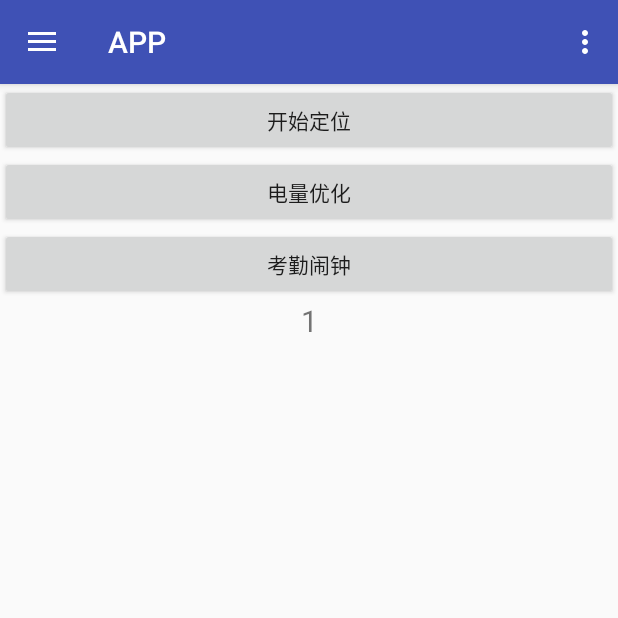
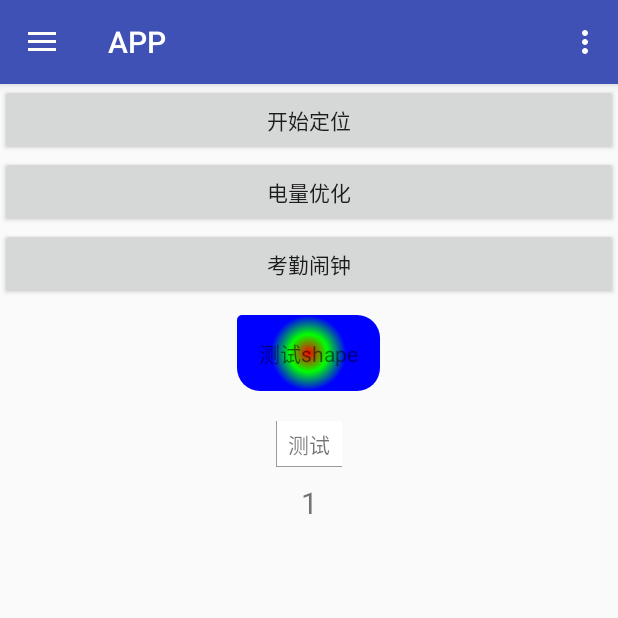
Before and after one commit to xiehui999/fuseProgram, an Android app: the fragment BaiduLocationFragment placed in its activity, on a phone screen of 412 x 824 dp, the top half of it. Run offline under Robolectric (Android 15) with nearby library versions, the phone set to English and light mode, and no system bars; our stand-ins replace ButterKnife.

Commit message:
shape and layer-list
shape and layer-list

```diff
--- /dev/null
+++ b/app/src/main/res/drawable/layer_list.xml
@@ -0,0 +1,20 @@
+<?xml version="1.0" encoding="utf-8"?>
+<layer-list xmlns:android="http://schemas.android.com/apk/res/android">
+    <item>
+        <shape>
+            <solid android:color="@color/grayLine" />
+        </shape>
+    </item>
+    <item
+        android:bottom="1px"
+        android:left="1px">
+        <shape>
+            <solid android:color="@color/white" />
+            <padding
+                android:bottom="5dp"
+                android:left="8dp"
+                android:right="8dp"
+                android:top="5dp" />
+        </shape>
+    </item>
+</layer-list>
--- /dev/null
+++ b/app/src/main/res/drawable/shape.xml
@@ -0,0 +1,26 @@
+<?xml version="1.0" encoding="utf-8"?><!--    -->
+<shape xmlns:android="http://schemas.android.com/apk/res/android"
+    android:shape="rectangle">
+    <corners
+        android:radius="15dp"
+        android:topLeftRadius="3dp" />
+    <gradient
+        android:centerColor="#00ff00"
+        android:centerX="0.5"
+        android:centerY="0.5"
+        android:endColor="#0000ff"
+        android:gradientRadius="25dp"
+        android:startColor="#ff0000"
+        android:type="radial" />
+    <!--    <solid
+            android:color="#00ff00"/>-->
+    <size
+        android:width="10dp"
+        android:height="10dp" />
+    <padding
+        android:bottom="15dp"
+        android:left="15dp"
+        android:right="15dp"
+        android:top="15dp" />
+
+</shape>
--- a/app/src/main/res/layout/locationfragment.xml
+++ b/app/src/main/res/layout/locationfragment.xml
@@ -25,6 +25,20 @@
             android:layout_height="wrap_content"
             android:text="考勤闹钟" />
         <TextView
+            android:layout_width="wrap_content"
+            android:layout_height="wrap_content"
+            android:layout_margin="10dp"
+            android:layout_gravity="center"
+            android:text="测试shape"
+            android:background="@drawable/shape"/>
+        <TextView
+            android:layout_width="wrap_content"
+            android:layout_height="wrap_content"
+            android:layout_margin="10dp"
+            android:layout_gravity="center"
+            android:text="测试"
+            android:background="@drawable/layer_list"/>
+        <TextView
             android:id="@+id/tv_location"
             android:paddingBottom="100dp"
             android:layout_width="fill_parent"
--- a/app/src/main/res/values/colors.xml
+++ b/app/src/main/res/values/colors.xml
@@ -11,4 +11,5 @@
     <color name="btninvalid">#66ccf5</color>
     <color name="black">#000000</color>
     <color name="gray" >#888888</color>
+    <color name="grayLine">#9b9b9b</color>
 </resources>
```
Also changed, not shown: app/src/main/res/drawable/bg_top_corner_bottom_corner.xml (added, +16 -0 lines), app/src/main/res/drawable/bg_top_corner_no_bottom_line.xml (added, +31 -0 lines), app/src/main/res/drawable/bg_top_no_corner_bottom_corner.xml (added, +32 -0 lines), app/src/main/res/drawable/bg_top_no_corner_no_bottom_line.xml (added, +28 -0 lines).
